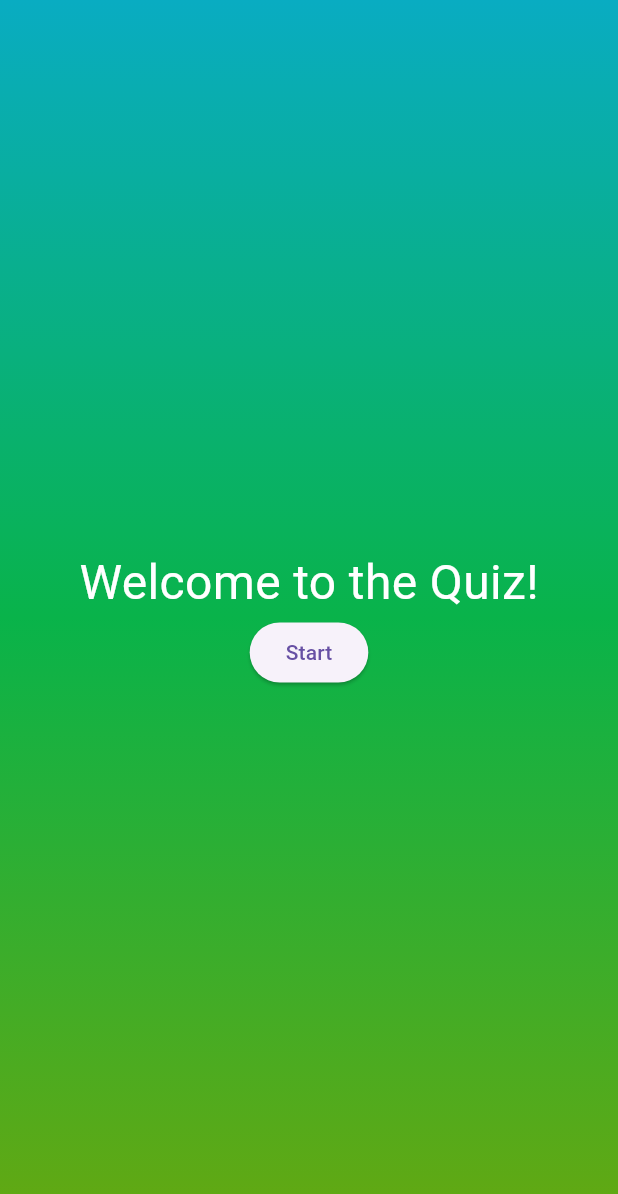
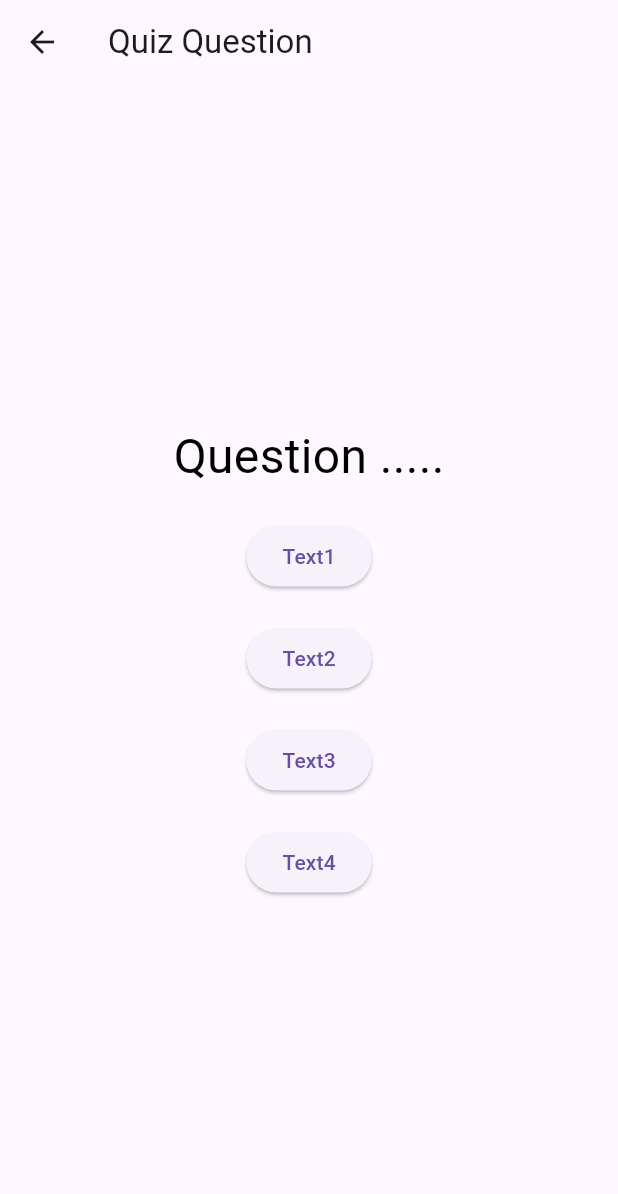
Before and after one commit to Ahmwajih/Quiz_app, a Flutter app: the screen it shows after launch, after a tap on "Start", on a phone screen of 412 x 824 dp. Shown: the top 1194 px of the screen. Run offline on Flutter 3.47's test engine with Material 3 defaults, Android fonts, the phone set to English and light mode, and no system bars.

Commit message:
create second page

```diff
--- a/quiz/lib/main.dart
+++ b/quiz/lib/main.dart
@@ -1,17 +1,23 @@
 import 'package:flutter/material.dart';
-
 import 'package:quiz/start_screen.dart';
 
 void main() {
-  runApp(
-     MaterialApp(
+  runApp(const QuizApp());
+}
+
+class QuizApp extends StatelessWidget {
+  const QuizApp({super.key});
+
+  @override
+  Widget build(BuildContext context) {
+    return MaterialApp(
       home: Scaffold(
-        body:  Container(
+        body: Container(
           decoration: const BoxDecoration(
             gradient: LinearGradient(
               begin: Alignment.topCenter,
               end: Alignment.bottomCenter,
-              colors: <Color>[
+              colors: [
                 Color.fromARGB(255, 9, 172, 194),
                 Color.fromARGB(255, 9, 179, 74),
                 Color.fromARGB(255, 102, 168, 16),
@@ -20,7 +26,7 @@ void main() {
           ),
           child: const StartScreen(),
         ),
-        )
-        )
-        );
+      ),
+    );
+  }
 }
--- a/quiz/lib/start_screen.dart
+++ b/quiz/lib/start_screen.dart
@@ -3,13 +3,17 @@ import 'package:flutter/material.dart';
 class StartScreen extends StatelessWidget {
   const StartScreen({super.key});
 
-
   @override
-  Widget build(context) {
-    return  Center(
+  Widget build(BuildContext context) {
+    return Center(
       child: Column(
         mainAxisAlignment: MainAxisAlignment.center,
-        children: <Widget>[
+        children: [
+          Image.asset(
+            'assets/images/quiz2.png',
+            width: 300,
+          ),
+          const SizedBox(height: 20), // Add some spacing
           const Text(
             'Welcome to the Quiz!',
             style: TextStyle(
@@ -17,14 +21,81 @@ class StartScreen extends StatelessWidget {
               color: Colors.white,
             ),
           ),
-          ElevatedButton(
+          const SizedBox(height: 20), // Add some spacing
+          ElevatedButton.icon(
             onPressed: () {
-              // Add code to navigate to the next screen
+              Navigator.push(
+                context,
+                MaterialPageRoute(builder: (context) => const QuestionScreen()),
+              );
             },
-            child: const Text('Start'),
+            icon: const Icon(Icons.play_arrow), // Changed to play icon
+            label: const Text('Start'),
           ),
         ],
       ),
     );
   }
 }
+
+class QuestionScreen extends StatefulWidget {
+  const QuestionScreen({super.key});
+
+  @override
+  State<QuestionScreen> createState() => _QuestionScreenState();
+}
+
+
+class _QuestionScreenState extends State<QuestionScreen> {
+
+  @override
+  Widget build(BuildContext context) {
+    return Scaffold(
+      appBar: AppBar(
+        title: const Text('Quiz Question'),
+      ),
+      body: Center(
+        child: Column(
+          mainAxisAlignment: MainAxisAlignment.center,
+          children: [
+            const Text(
+              'Question .....',
+              style: TextStyle(
+                fontSize: 32,
+                color: Colors.black,
+              ),
+            ),
+            const SizedBox(height: 20),
+            ElevatedButton(
+              onPressed: () {
+                // Add code to handle 'True' answer
+              },
+              child: const Text('Text1'),
+            ),
+            const SizedBox(height: 20),
+            ElevatedButton(
+              onPressed: () {
+                // Add code to handle 'True' answer
+              },
+              child: const Text('Text2'),
+            ),
+            const SizedBox(height: 20),
+            ElevatedButton(
+              onPressed: () {
+                // Add code to handle 'True' answer
+              },
+              child: const Text('Text3'),
+            ),
+            const SizedBox(height: 20),
+            ElevatedButton(
+              onPressed: () {
+                // Add code to handle 'True' answer
+              },
+              child: const Text('Text4'),
+            ),
+          ],
+        ),
+      ),
+    );
+  }
+}
--- a/quiz/pubspec.yaml
+++ b/quiz/pubspec.yaml
@@ -59,7 +59,8 @@ flutter:
   uses-material-design: true
 
   # To add assets to your application, add an assets section, like this:
-  # assets:
+  assets:
+  - assets/images/quiz2.png
   #   - images/a_dot_burr.jpeg
   #   - images/a_dot_ham.jpeg
 
```
Also changed, not shown: quiz/lib/answer_button.dart (added, +13 -0 lines), quiz/lib/data/question.dart (added, +28 -0 lines), quiz/lib/models/quiz_question.dart (added, +8 -0 lines), quiz/assets/images/quiz2.png (added), quiz/lib/quiz.dart (added).
